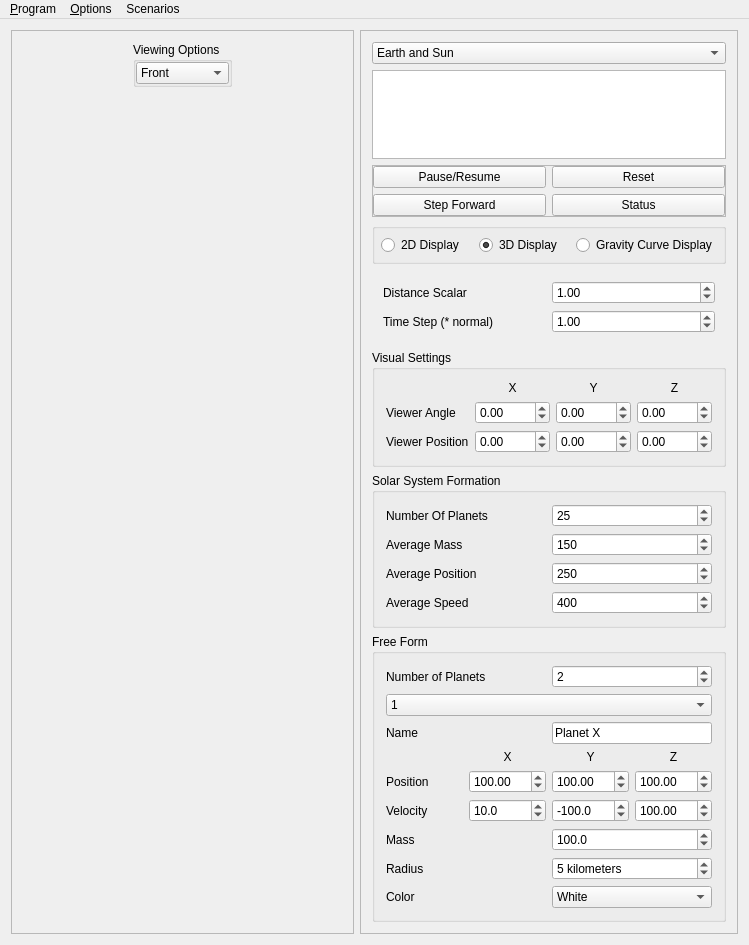
Before: the Qt Designer form Planets.ui in bigmcr/Planets, drawn with Qt 5.
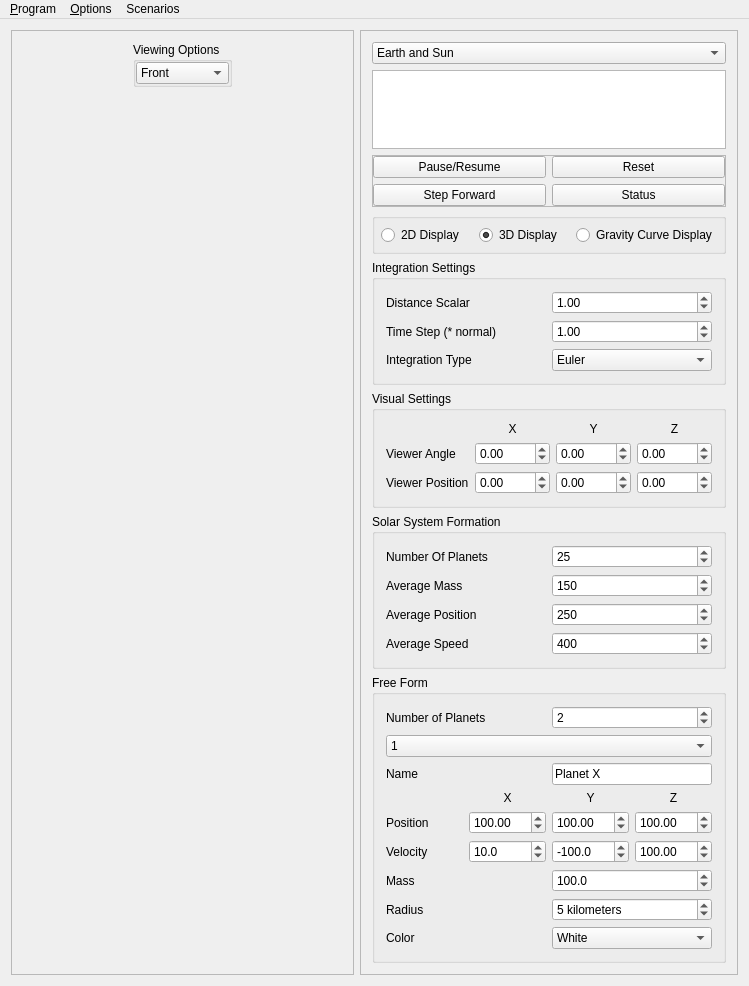
After: the same form once the commit is applied. Custom widgets are drawn as their Qt base class.

Commit message:
Added multiple integration schemes
Added Euler-Cromber, Velocity-Verlet, Yoshida. Hermite will be added later.

```diff
--- a/Planets.ui
+++ b/Planets.ui
@@ -6,8 +6,8 @@
    <rect>
     <x>0</x>
     <y>0</y>
-    <width>704</width>
-    <height>945</height>
+    <width>692</width>
+    <height>986</height>
    </rect>
   </property>
   <property name="sizePolicy">
@@ -168,447 +168,7 @@
        <enum>QFrame::Raised</enum>
       </property>
       <layout class="QGridLayout" name="gridLayout_4">
-       <item row="0" column="0">
-        <widget class="QComboBox" name="comboBox">
-         <property name="currentIndex">
-          <number>0</number>
-         </property>
-         <item>
-          <property name="text">
-           <string>Earth and Sun</string>
-          </property>
-         </item>
-         <item>
-          <property name="text">
-           <string>Double Slingshot</string>
-          </property>
-         </item>
-         <item>
-          <property name="text">
-           <string>Binary System</string>
-          </property>
-         </item>
-         <item>
-          <property name="text">
-           <string>Sun and Comets</string>
-          </property>
-         </item>
-         <item>
-          <property name="text">
-           <string>4 Star Ballet</string>
-          </property>
-         </item>
-         <item>
-          <property name="text">
-           <string>Double Double</string>
-          </property>
-         </item>
-         <item>
-          <property name="text">
-           <string>Solar System</string>
-          </property>
-         </item>
-         <item>
-          <property name="text">
-           <string>Solar System Formation</string>
-          </property>
-         </item>
-         <item>
-          <property name="text">
-           <string>Free Form</string>
-          </property>
-         </item>
-        </widget>
-       </item>
-       <item row="1" column="0">
-        <widget class="QTextBrowser" name="textBrowser">
-         <property name="sizePolicy">
-          <sizepolicy hsizetype="Expanding" vsizetype="Expanding">
-           <horstretch>1</horstretch>
-           <verstretch>5</verstretch>
-          </sizepolicy>
-         </property>
-         <property name="tabChangesFocus">
-          <bool>true</bool>
-         </property>
-         <property name="acceptRichText">
-          <bool>false</bool>
-         </property>
-        </widget>
-       </item>
-       <item row="2" column="0">
-        <widget class="QFrame" name="mainButtons">
-         <property name="frameShape">
-          <enum>QFrame::StyledPanel</enum>
-         </property>
-         <property name="frameShadow">
-          <enum>QFrame::Raised</enum>
-         </property>
-         <layout class="QGridLayout" name="gridLayout">
-          <property name="leftMargin">
-           <number>0</number>
-          </property>
-          <property name="topMargin">
-           <number>0</number>
-          </property>
-          <property name="rightMargin">
-           <number>0</number>
-          </property>
-          <property name="bottomMargin">
-           <number>0</number>
-          </property>
-          <item row="0" column="0">
-           <widget class="QPushButton" name="pauseButton">
-            <property name="text">
-             <string>Pause/Resume</string>
-            </property>
-            <property name="shortcut">
-             <string>Ctrl+P</string>
-            </property>
-           </widget>
-          </item>
-          <item row="1" column="0">
-           <widget class="QPushButton" name="forwardButton">
-            <property name="text">
-             <string>Step Forward</string>
-            </property>
-            <property name="shortcut">
-             <string>Ctrl+F</string>
-            </property>
-           </widget>
-          </item>
-          <item row="0" column="1">
-           <widget class="QPushButton" name="resetButton">
-            <property name="text">
-             <string>Reset</string>
-            </property>
-            <property name="shortcut">
-             <string>Ctrl+R</string>
-            </property>
-           </widget>
-          </item>
-          <item row="1" column="1">
-           <widget class="QPushButton" name="statusButton">
-            <property name="text">
-             <string>Status</string>
-            </property>
-            <property name="shortcut">
-             <string>Ctrl+S</string>
-            </property>
-           </widget>
-          </item>
-         </layout>
-        </widget>
-       </item>
-       <item row="5" column="0">
-        <widget class="QFrame" name="frame">
-         <layout class="QGridLayout" name="gridLayout_2">
-          <item row="3" column="1">
-           <widget class="QDoubleSpinBox" name="speedDoubleSpinBox">
-            <property name="minimum">
-             <double>0.010000000000000</double>
-            </property>
-            <property name="maximum">
-             <double>5.000000000000000</double>
-            </property>
-            <property name="singleStep">
-             <double>0.010000000000000</double>
-            </property>
-            <property name="value">
-             <double>1.000000000000000</double>
-            </property>
-           </widget>
-          </item>
-          <item row="3" column="0">
-           <widget class="QLabel" name="timeStepLabel">
-            <property name="text">
-             <string>Time Step (* normal)</string>
-            </property>
-           </widget>
-          </item>
-          <item row="0" column="1">
-           <widget class="QDoubleSpinBox" name="distanceScalarSpin">
-            <property name="minimum">
-             <double>0.250000000000000</double>
-            </property>
-            <property name="maximum">
-             <double>100000000.000000000000000</double>
-            </property>
-            <property name="singleStep">
-             <double>0.100000000000000</double>
-            </property>
-            <property name="value">
-             <double>1.000000000000000</double>
-            </property>
-           </widget>
-          </item>
-          <item row="0" column="0">
-           <widget class="QLabel" name="distanceLabel">
-            <property name="text">
-             <string>Distance Scalar</string>
-            </property>
-           </widget>
-          </item>
-         </layout>
-        </widget>
-       </item>
-       <item row="6" column="0">
-        <widget class="QGroupBox" name="visualGroupBox">
-         <property name="title">
-          <string>Visual Settings</string>
-         </property>
-         <layout class="QGridLayout" name="gridLayout_6">
-          <item row="0" column="1">
-           <widget class="QLabel" name="viewerXLabel">
-            <property name="text">
-             <string>X</string>
-            </property>
-            <property name="alignment">
-             <set>Qt::AlignCenter</set>
-            </property>
-           </widget>
-          </item>
-          <item row="0" column="2">
-           <widget class="QLabel" name="viewerYLabel">
-            <property name="text">
-             <string>Y</string>
-            </property>
-            <property name="alignment">
-             <set>Qt::AlignCenter</set>
-            </property>
-           </widget>
-          </item>
-          <item row="0" column="3">
-           <widget class="QLabel" name="viewerZLabel">
-            <property name="text">
-             <string>Z</string>
-            </property>
-            <property name="alignment">
-             <set>Qt::AlignCenter</set>
-            </property>
-           </widget>
-          </item>
-          <item row="1" column="0">
-           <widget class="QLabel" name="viewerAngleLabel">
-            <property name="text">
-             <string>Viewer Angle</string>
-            </property>
-           </widget>
-          </item>
-          <item row="1" column="1">
-           <widget class="QDoubleSpinBox" name="viewerAngleXSpinBox">
-            <property name="wrapping">
-             <bool>true</bool>
-            </property>
-            <property name="accelerated">
-             <bool>true</bool>
-            </property>
-            <property name="minimum">
-             <double>-179.000000000000000</double>
-            </property>
-            <property name="maximum">
-             <double>180.000000000000000</double>
-            </property>
-            <property name="singleStep">
-             <double>1.000000000000000</double>
-            </property>
-           </widget>
-          </item>
-          <item row="2" column="0">
-           <widget class="QLabel" name="viewerPositionLabel">
-            <property name="text">
-             <string>Viewer Position</string>
-            </property>
-           </widget>
-          </item>
-          <item row="2" column="1">
-           <widget class="QDoubleSpinBox" name="viewerPositionXSpinBox">
-            <property name="accelerated">
-             <bool>true</bool>
-            </property>
-            <property name="minimum">
-             <double>-1000.000000000000000</double>
-            </property>
-            <property name="maximum">
-             <double>1000.000000000000000</double>
-            </property>
-            <property name="singleStep">
-             <double>5.000000000000000</double>
-            </property>
-           </widget>
-          </item>
-          <item row="1" column="2">
-           <widget class="QDoubleSpinBox" name="viewerAngleYSpinBox">
-            <property name="wrapping">
-             <bool>true</bool>
-            </property>
-            <property name="accelerated">
-             <bool>true</bool>
-            </property>
-            <property name="minimum">
-             <double>-179.000000000000000</double>
-            </property>
-            <property name="maximum">
-             <double>180.000000000000000</double>
-            </property>
-            <property name="singleStep">
-             <double>1.000000000000000</double>
-            </property>
-           </widget>
-          </item>
-          <item row="1" column="3">
-           <widget class="QDoubleSpinBox" name="viewerAngleZSpinBox">
-            <property name="wrapping">
-             <bool>true</bool>
-            </property>
-            <property name="accelerated">
-             <bool>true</bool>
-            </property>
-            <property name="minimum">
-             <double>-179.000000000000000</double>
-            </property>
-            <property name="maximum">
-             <double>180.000000000000000</double>
-            </property>
-            <property name="singleStep">
-             <double>1.000000000000000</double>
-            </property>
-           </widget>
-          </item>
-          <item row="2" column="2">
-           <widget class="QDoubleSpinBox" name="viewerPositionYSpinBox">
-            <property name="accelerated">
-             <bool>true</bool>
-            </property>
-            <property name="minimum">
-             <double>-1000.000000000000000</double>
-            </property>
-            <property name="maximum">
-             <double>1000.000000000000000</double>
-            </property>
-            <property name="singleStep">
-             <double>5.000000000000000</double>
-            </property>
-           </widget>
-          </item>
-          <item row="2" column="3">
-           <widget class="QDoubleSpinBox" name="viewerPositionZSpinBox">
-            <property name="accelerated">
-             <bool>true</bool>
-            </property>
-            <property name="minimum">
-             <double>-1000.000000000000000</double>
-            </property>
-            <property name="maximum">
-             <double>1000.000000000000000</double>
-            </property>
-            <property name="singleStep">
-             <double>5.000000000000000</double>
-            </property>
-           </widget>
-          </item>
-         </layout>
-        </widget>
-       </item>
        <item row="7" column="0">
-        <widget class="QGroupBox" name="SolarSystemFormationGroupBox">
-         <property name="title">
-          <string>Solar System Formation</string>
-         </property>
-         <layout class="QGridLayout" name="gridLayout_5">
-          <item row="2" column="1">
-           <widget class="QSpinBox" name="averagePositionSpinBox">
-            <property name="minimum">
-             <number>50</number>
-            </property>
-            <property name="maximum">
-             <number>500</number>
-            </property>
-            <property name="singleStep">
-             <number>25</number>
-            </property>
-            <property name="value">
-             <number>250</number>
-            </property>
-           </widget>
-          </item>
-          <item row="0" column="1">
-           <widget class="QSpinBox" name="numberOfPlanetsSpinBox">
-            <property name="minimum">
-             <number>2</number>
-            </property>
-            <property name="maximum">
-             <number>100</number>
-            </property>
-            <property name="value">
-             <number>25</number>
-            </property>
-           </widget>
-          </item>
-          <item row="0" column="0">
-           <widget class="QLabel" name="numberOfPlanetsLabel">
-            <property name="text">
-             <string>Number Of Planets</string>
-            </property>
-           </widget>
-          </item>
-          <item row="3" column="1">
-           <widget class="QSpinBox" name="averageSpeedSpinBox">
-            <property name="minimum">
-             <number>100</number>
-            </property>
-            <property name="maximum">
-             <number>1000</number>
-            </property>
-            <property name="singleStep">
-             <number>25</number>
-            </property>
-            <property name="value">
-             <number>400</number>
-            </property>
-           </widget>
-          </item>
-          <item row="1" column="0">
-           <widget class="QLabel" name="averageMassLabel">
-            <property name="text">
-             <string>Average Mass</string>
-            </property>
-           </widget>
-          </item>
-          <item row="2" column="0">
-           <widget class="QLabel" name="averagePositionLabel">
-            <property name="text">
-             <string>Average Position</string>
-            </property>
-           </widget>
-          </item>
-          <item row="3" column="0">
-           <widget class="QLabel" name="averageSpeedLabel">
-            <property name="text">
-             <string>Average Speed</string>
-            </property>
-           </widget>
-          </item>
-          <item row="1" column="1">
-           <widget class="QSpinBox" name="averageMassSpinBox">
-            <property name="minimum">
-             <number>100</number>
-            </property>
-            <property name="maximum">
-             <number>5000</number>
-            </property>
-            <property name="singleStep">
-             <number>25</number>
-            </property>
-            <property name="value">
-             <number>150</number>
-            </property>
-           </widget>
-          </item>
-         </layout>
-        </widget>
-       </item>
-       <item row="8" column="0">
         <widget class="QGroupBox" name="freeFormBox">
          <property name="title">
           <string>Free Form</string>
@@ -941,6 +501,327 @@
          </layout>
         </widget>
        </item>
+       <item row="2" column="0">
+        <widget class="QFrame" name="mainButtons">
+         <property name="frameShape">
+          <enum>QFrame::StyledPanel</enum>
+         </property>
+         <property name="frameShadow">
+          <enum>QFrame::Raised</enum>
+         </property>
+         <layout class="QGridLayout" name="gridLayout">
+          <property name="leftMargin">
+           <number>0</number>
+          </property>
+          <property name="topMargin">
+           <number>0</number>
+          </property>
+          <property name="rightMargin">
+           <number>0</number>
+          </property>
+          <property name="bottomMargin">
+           <number>0</number>
+          </property>
+          <item row="0" column="0">
+           <widget class="QPushButton" name="pauseButton">
+            <property name="text">
+             <string>Pause/Resume</string>
+            </property>
+            <property name="shortcut">
+             <string>Ctrl+P</string>
+            </property>
+           </widget>
+          </item>
+          <item row="1" column="0">
+           <widget class="QPushButton" name="forwardButton">
+            <property name="text">
+             <string>Step Forward</string>
+            </property>
+            <property name="shortcut">
+             <string>Ctrl+F</string>
+            </property>
+           </widget>
+          </item>
+          <item row="0" column="1">
+           <widget class="QPushButton" name="resetButton">
+            <property name="text">
+             <string>Reset</string>
+            </property>
+            <property name="shortcut">
+             <string>Ctrl+R</string>
+            </property>
+           </widget>
+          </item>
+          <item row="1" column="1">
+           <widget class="QPushButton" name="statusButton">
+            <property name="text">
+             <string>Status</string>
+            </property>
+            <property name="shortcut">
+             <string>Ctrl+S</string>
+            </property>
+           </widget>
+          </item>
+         </layout>
+        </widget>
+       </item>
+       <item row="4" column="0">
+        <widget class="QGroupBox" name="integrationGroupBox">
+         <property name="title">
+          <string>Integration Settings</string>
+         </property>
+         <layout class="QGridLayout" name="gridLayout_10">
+          <item row="1" column="0">
+           <widget class="QLabel" name="timeStepLabel">
+            <property name="text">
+             <string>Time Step (* normal)</string>
+            </property>
+           </widget>
+          </item>
+          <item row="0" column="1">
+           <widget class="QDoubleSpinBox" name="distanceScalarSpin">
+            <property name="minimum">
+             <double>0.250000000000000</double>
+            </property>
+            <property name="maximum">
+             <double>100000000.000000000000000</double>
+            </property>
+            <property name="singleStep">
+             <double>0.100000000000000</double>
+            </property>
+            <property name="value">
+             <double>1.000000000000000</double>
+            </property>
+           </widget>
+          </item>
+          <item row="1" column="1">
+           <widget class="QDoubleSpinBox" name="speedDoubleSpinBox">
+            <property name="minimum">
+             <double>0.010000000000000</double>
+            </property>
+            <property name="maximum">
+             <double>5.000000000000000</double>
+            </property>
+            <property name="singleStep">
+             <double>0.010000000000000</double>
+            </property>
+            <property name="value">
+             <double>1.000000000000000</double>
+            </property>
+           </widget>
+          </item>
+          <item row="0" column="0">
+           <widget class="QLabel" name="distanceLabel">
+            <property name="text">
+             <string>Distance Scalar</string>
+            </property>
+           </widget>
+          </item>
+          <item row="2" column="0">
+           <widget class="QLabel" name="integrationLabel">
+            <property name="text">
+             <string>Integration Type</string>
+            </property>
+           </widget>
+          </item>
+          <item row="2" column="1">
+           <widget class="QComboBox" name="integrationComboBox">
+            <item>
+             <property name="text">
+              <string>Euler</string>
+             </property>
+            </item>
+            <item>
+             <property name="text">
+              <string>Euler-Cromber</string>
+             </property>
+            </item>
+            <item>
+             <property name="text">
+              <string>Velocity Verlet</string>
+             </property>
+            </item>
+            <item>
+             <property name="text">
+              <string>Yoshida</string>
+             </property>
+            </item>
+            <item>
+             <property name="text">
+              <string>Hermite</string>
+             </property>
+            </item>
+           </widget>
+          </item>
+         </layout>
+        </widget>
+       </item>
+       <item row="6" column="0">
+        <widget class="QGroupBox" name="SolarSystemFormationGroupBox">
+         <property name="title">
+          <string>Solar System Formation</string>
+         </property>
+         <layout class="QGridLayout" name="gridLayout_5">
+          <item row="2" column="1">
+           <widget class="QSpinBox" name="averagePositionSpinBox">
+            <property name="minimum">
+             <number>50</number>
+            </property>
+            <property name="maximum">
+             <number>500</number>
+            </property>
+            <property name="singleStep">
+             <number>25</number>
+            </property>
+            <property name="value">
+             <number>250</number>
+            </property>
+           </widget>
+          </item>
+          <item row="0" column="1">
+           <widget class="QSpinBox" name="numberOfPlanetsSpinBox">
+            <property name="minimum">
+             <number>2</number>
+            </property>
+            <property name="maximum">
+             <number>100</number>
+            </property>
+            <property name="value">
+             <number>25</number>
+            </property>
+           </widget>
+          </item>
+          <item row="0" column="0">
+           <widget class="QLabel" name="numberOfPlanetsLabel">
+            <property name="text">
+             <string>Number Of Planets</string>
+            </property>
+           </widget>
+          </item>
+          <item row="3" column="1">
+           <widget class="QSpinBox" name="averageSpeedSpinBox">
+            <property name="minimum">
+             <number>100</number>
+            </property>
+            <property name="maximum">
+             <number>1000</number>
+            </property>
+            <property name="singleStep">
+             <number>25</number>
+            </property>
+            <property name="value">
+             <number>400</number>
+            </property>
+           </widget>
+          </item>
+          <item row="1" column="0">
+           <widget class="QLabel" name="averageMassLabel">
+            <property name="text">
+             <string>Average Mass</string>
+            </property>
+           </widget>
+          </item>
+          <item row="2" column="0">
+           <widget class="QLabel" name="averagePositionLabel">
+            <property name="text">
+             <string>Average Position</string>
+            </property>
+           </widget>
+          </item>
+          <item row="3" column="0">
+           <widget class="QLabel" name="averageSpeedLabel">
+            <property name="text">
+             <string>Average Speed</string>
+            </property>
+           </widget>
+          </item>
+          <item row="1" column="1">
+           <widget class="QSpinBox" name="averageMassSpinBox">
+            <property name="minimum">
+             <number>100</number>
+            </property>
+            <property name="maximum">
+             <number>5000</number>
+            </property>
+            <property name="singleStep">
+             <number>25</number>
+            </property>
+            <property name="value">
+             <number>150</number>
+            </property>
+           </widget>
+          </item>
+         </layout>
+        </widget>
+       </item>
+       <item row="0" column="0">
+        <widget class="QComboBox" name="comboBox">
+         <property name="currentIndex">
+          <number>0</number>
+         </property>
+         <item>
+          <property name="text">
+           <string>Earth and Sun</string>
+          </property>
+         </item>
+         <item>
+          <property name="text">
+           <string>Double Slingshot</string>
+          </property>
+         </item>
+         <item>
+          <property name="text">
+           <string>Binary System</string>
+          </property>
+         </item>
+         <item>
+          <property name="text">
+           <string>Sun and Comets</string>
+          </property>
+         </item>
+         <item>
+          <property name="text">
+           <string>4 Star Ballet</string>
+          </property>
+         </item>
+         <item>
+          <property name="text">
+           <string>Double Double</string>
+          </property>
+         </item>
+         <item>
+          <property name="text">
+           <string>Solar System</string>
+          </property>
+         </item>
+         <item>
+          <property name="text">
+           <string>Solar System Formation</string>
+          </property>
+         </item>
+         <item>
+          <property name="text">
+           <string>Free Form</string>
+          </property>
+         </item>
+        </widget>
+       </item>
+       <item row="1" column="0">
+        <widget class="QTextBrowser" name="textBrowser">
+         <property name="sizePolicy">
+          <sizepolicy hsizetype="Expanding" vsizetype="Expanding">
+           <horstretch>1</horstretch>
+           <verstretch>5</verstretch>
+          </sizepolicy>
+         </property>
+         <property name="tabChangesFocus">
+          <bool>true</bool>
+         </property>
+         <property name="acceptRichText">
+          <bool>false</bool>
+         </property>
+        </widget>
+       </item>
        <item row="3" column="0">
         <widget class="QGroupBox" name="typeGroupBox">
          <property name="title">
@@ -989,6 +870,164 @@
          </layout>
         </widget>
        </item>
+       <item row="5" column="0">
+        <widget class="QGroupBox" name="visualGroupBox">
+         <property name="title">
+          <string>Visual Settings</string>
+         </property>
+         <layout class="QGridLayout" name="gridLayout_6">
+          <item row="0" column="1">
+           <widget class="QLabel" name="viewerXLabel">
+            <property name="text">
+             <string>X</string>
+            </property>
+            <property name="alignment">
+             <set>Qt::AlignCenter</set>
+            </property>
+           </widget>
+          </item>
+          <item row="0" column="2">
+           <widget class="QLabel" name="viewerYLabel">
+            <property name="text">
+             <string>Y</string>
+            </property>
+            <property name="alignment">
+             <set>Qt::AlignCenter</set>
+            </property>
+           </widget>
+          </item>
+          <item row="0" column="3">
+           <widget class="QLabel" name="viewerZLabel">
+            <property name="text">
+             <string>Z</string>
+            </property>
+            <property name="alignment">
+             <set>Qt::AlignCenter</set>
+            </property>
+           </widget>
+          </item>
+          <item row="1" column="0">
+           <widget class="QLabel" name="viewerAngleLabel">
+            <property name="text">
+             <string>Viewer Angle</string>
+            </property>
+           </widget>
+          </item>
+          <item row="1" column="1">
+           <widget class="QDoubleSpinBox" name="viewerAngleXSpinBox">
+            <property name="wrapping">
+             <bool>true</bool>
+            </property>
+            <property name="accelerated">
+             <bool>true</bool>
+            </property>
+            <property name="minimum">
+             <double>-179.000000000000000</double>
+            </property>
+            <property name="maximum">
+             <double>180.000000000000000</double>
+            </property>
+            <property name="singleStep">
+             <double>1.000000000000000</double>
+            </property>
+           </widget>
+          </item>
+          <item row="2" column="0">
+           <widget class="QLabel" name="viewerPositionLabel">
+            <property name="text">
+             <string>Viewer Position</string>
+            </property>
+           </widget>
+          </item>
+          <item row="2" column="1">
+           <widget class="QDoubleSpinBox" name="viewerPositionXSpinBox">
+            <property name="accelerated">
+             <bool>true</bool>
+            </property>
+            <property name="minimum">
+             <double>-1000.000000000000000</double>
+            </property>
+            <property name="maximum">
+             <double>1000.000000000000000</double>
+            </property>
+            <property name="singleStep">
+             <double>5.000000000000000</double>
+            </property>
+           </widget>
+          </item>
+          <item row="1" column="2">
+           <widget class="QDoubleSpinBox" name="viewerAngleYSpinBox">
+            <property name="wrapping">
+             <bool>true</bool>
+            </property>
+            <property name="accelerated">
+             <bool>true</bool>
+            </property>
+            <property name="minimum">
+             <double>-179.000000000000000</double>
+            </property>
+            <property name="maximum">
+             <double>180.000000000000000</double>
+            </property>
+            <property name="singleStep">
+             <double>1.000000000000000</double>
+            </property>
+           </widget>
+          </item>
+          <item row="1" column="3">
+           <widget class="QDoubleSpinBox" name="viewerAngleZSpinBox">
+            <property name="wrapping">
+             <bool>true</bool>
+            </property>
+            <property name="accelerated">
+             <bool>true</bool>
+            </property>
+            <property name="minimum">
+             <double>-179.000000000000000</double>
+            </property>
+            <property name="maximum">
+             <double>180.000000000000000</double>
+            </property>
+            <property name="singleStep">
+             <double>1.000000000000000</double>
+            </property>
+           </widget>
+          </item>
+          <item row="2" column="2">
+           <widget class="QDoubleSpinBox" name="viewerPositionYSpinBox">
+            <property name="accelerated">
+             <bool>true</bool>
+            </property>
+            <property name="minimum">
+             <double>-1000.000000000000000</double>
+            </property>
+            <property name="maximum">
+             <double>1000.000000000000000</double>
+            </property>
+            <property name="singleStep">
+             <double>5.000000000000000</double>
+            </property>
+           </widget>
+          </item>
+          <item row="2" column="3">
+           <widget class="QDoubleSpinBox" name="viewerPositionZSpinBox">
+            <property name="accelerated">
+             <bool>true</bool>
+            </property>
+            <property name="minimum">
+             <double>-1000.000000000000000</double>
+            </property>
+            <property name="maximum">
+             <double>1000.000000000000000</double>
+            </property>
+            <property name="singleStep">
+             <double>5.000000000000000</double>
+            </property>
+           </widget>
+          </item>
+         </layout>
+        </widget>
+       </item>
       </layout>
      </widget>
     </item>
```
Left out of the diff: 21 changed lines with no effect on the pictures. The commit also changes 5 other files.
